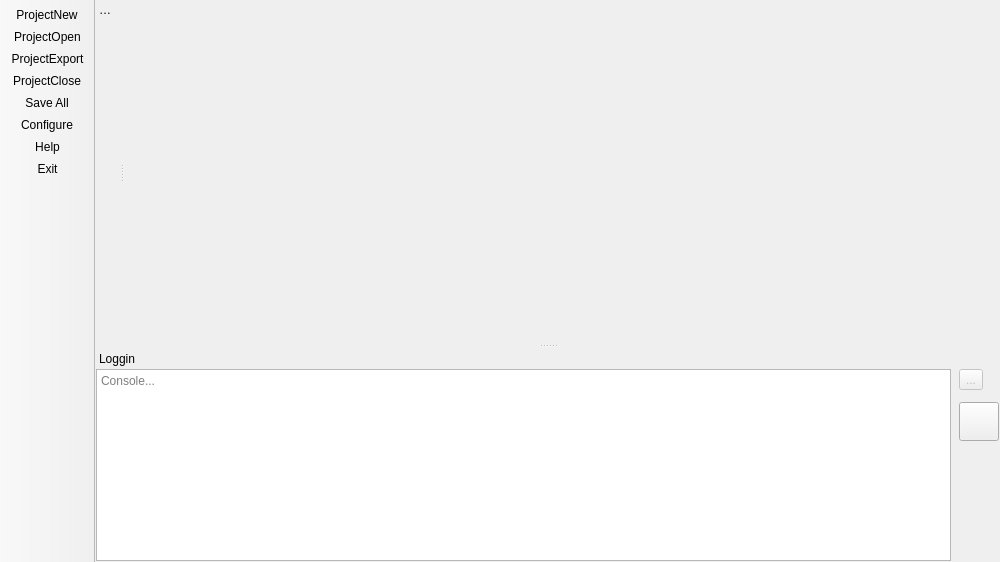
The window that mainwindow.ui (martinribelotta/embedded-ide) describes before a commit, drawn with Qt 5.
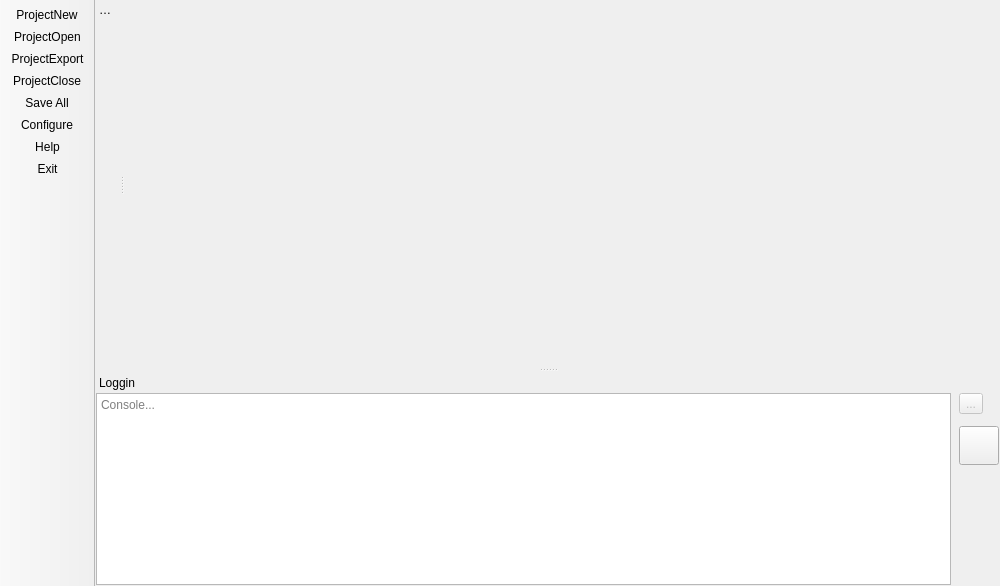
The same window after the commit. Icons and pictures are not drawn. Custom widgets are drawn as their Qt base class.

Commit message: Main window size adjust

Diff of the .ui file:
```diff
--- a/mainwindow.ui
+++ b/mainwindow.ui
@@ -7,7 +7,7 @@
     <x>0</x>
     <y>0</y>
     <width>1000</width>
-    <height>562</height>
+    <height>586</height>
    </rect>
   </property>
   <property name="windowTitle">
```
